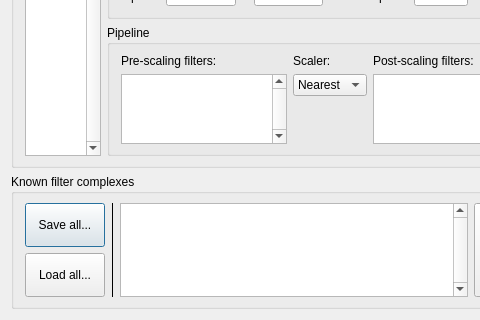
First picture: the form in src/qt/d_filter_complex_dialog.ui, repository mrehkopf/vcs, before the edit; both pictures show x 0 to 480 and y 85 to 405 of the 579 by 405 pixel window.
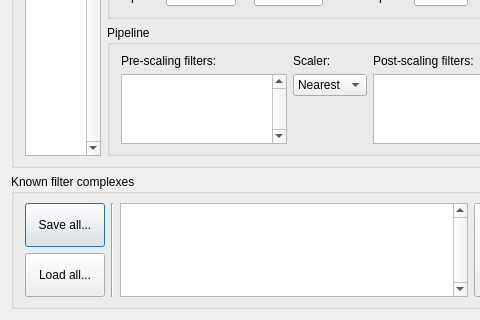
Second picture: the form after the edit. Custom widgets are drawn as their Qt base class.

Diff of the .ui file:
```diff
--- a/src/qt/d_filter_complex_dialog.ui
+++ b/src/qt/d_filter_complex_dialog.ui
@@ -462,7 +462,7 @@
       <item>
        <widget class="Line" name="line">
         <property name="frameShadow">
-         <enum>QFrame::Plain</enum>
+         <enum>QFrame::Sunken</enum>
         </property>
         <property name="orientation">
          <enum>Qt::Vertical</enum>
```
